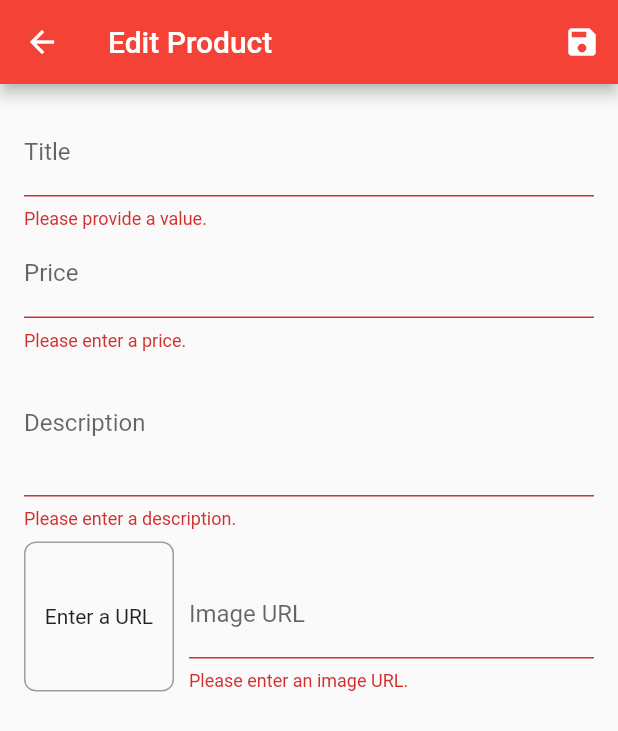
After one commit to lzahral/ShopApp, a Flutter app: the EditProductScreen screen opened by its route, after a tap on the "save" icon, on a phone screen of 412 x 824 dp. The commit adds this screen. Shown: the top 731 px of the screen. Run offline on Flutter 3.47's test engine with Material 2 defaults, Android fonts, the phone set to English and light mode, and no system bars; our stand-ins replace badges; network calls fail.

Commit message:
add useer product screen and edit screen

```diff
--- a/lib/main.dart
+++ b/lib/main.dart
@@ -2,8 +2,10 @@
 import 'package:flutter/material.dart';
 import 'package:provider/provider.dart';
 import 'package:shop_app/providers/orders.dart';
+import 'package:shop_app/screens/edit_product_screen.dart';
 
-import 'package:shop_app/screens/product_detail_screen.dart';
+import './screens/product_detail_screen.dart';
+import './screens/user_products_screen.dart';
 import './screens/products_overview_screen.dart';
 import './providers/products.dart';
 import 'providers/cart.dart';
@@ -35,6 +37,8 @@ class MyApp extends StatelessWidget {
           ProductDetailScreen.routeName: (ctx) => const ProductDetailScreen(),
           CartScreen.routeName: (ctx) => const CartScreen(),
           OrdersScreen.routeName: (ctx) => const OrdersScreen(),
+          UserProductsScreen.routeName: (ctx) => const UserProductsScreen(),
+          EditProductScreen.routeName: (ctx) => const EditProductScreen(),
         },
       ),
     );
--- a/lib/providers/cart.dart
+++ b/lib/providers/cart.dart
@@ -57,6 +57,22 @@ class Cart with ChangeNotifier {
     notifyListeners();
   }
 
+  void removeSingleItem(String productId) {
+    if (!_items.containsKey(productId)) return;
+    if (_items[productId]!.quantity > 1) {
+      _items.update(
+          productId,
+          (value) => CartItem(
+              id: value.id,
+              title: value.title,
+              price: value.price,
+              quantity: value.quantity - 1));
+    } else {
+      _items.remove(productId);
+    }
+    notifyListeners();
+  }
+
   void clear() {
     _items = {};
     notifyListeners();
--- a/lib/providers/products.dart
+++ b/lib/providers/products.dart
@@ -45,6 +45,29 @@ class Products with ChangeNotifier {
     return _items.where((prodItem) => prodItem.isFavorite).toList();
   }
 
+  void updateProduct(String id, Product editedProduct) {
+    final index = _items.indexWhere((element) => element.id == id);
+    _items[index] = editedProduct;
+    notifyListeners();
+  }
+
+  void addProduct(Product product) {
+    final newProduct = Product(
+        id: DateTime.now().microsecond.toString(),
+        title: product.title,
+        description: product.description,
+        price: product.price,
+        imageUrl: product.imageUrl);
+    _items.add(newProduct);
+    //_items.insert(0, newProduct); //at the start of list
+    notifyListeners();
+  }
+
+  void deleteProduct(String id) {
+    _items.removeWhere((element) => element.id == id);
+    notifyListeners();
+  }
+
   // void showAll() {
   //   _showFavorites = false;
   //   notifyListeners();
--- /dev/null
+++ b/lib/screens/edit_product_screen.dart
@@ -0,0 +1,267 @@
+import 'package:flutter/material.dart';
+import 'package:provider/provider.dart';
+
+import '../providers/product.dart';
+import '../providers/products.dart';
+
+class EditProductScreen extends StatefulWidget {
+  static const routeName = '/edit-product';
+
+  const EditProductScreen({super.key});
+
+  @override
+  _EditProductScreenState createState() => _EditProductScreenState();
+}
+
+class _EditProductScreenState extends State<EditProductScreen> {
+  final _priceFocusNode = FocusNode();
+  final _descriptionFocusNode = FocusNode();
+  final _imageUrlController = TextEditingController();
+  final _imageUrlFocusNode = FocusNode();
+  final _form = GlobalKey<FormState>();
+  var _editedProduct = Product(
+    id: '',
+    title: '',
+    price: 0,
+    description: '',
+    imageUrl: '',
+  );
+  var _initValues = {
+    'title': '',
+    'description': '',
+    'price': '',
+    'imageUrl': '',
+  };
+  var _isInit = true;
+
+  @override
+  void initState() {
+    _imageUrlFocusNode.addListener(_updateImageUrl);
+    super.initState();
+  }
+
+  @override
+  void didChangeDependencies() {
+    if (_isInit) {
+      final productId = ModalRoute.of(context)!.settings.arguments;
+      if (productId != null) {
+        _editedProduct = Provider.of<Products>(context, listen: false)
+            .findById(productId as String);
+        _initValues = {
+          'title': _editedProduct.title,
+          'description': _editedProduct.description,
+          'price': _editedProduct.price.toString(),
+        };
+        _imageUrlController.text = _editedProduct.imageUrl;
+      }
+    }
+    _isInit = false;
+    super.didChangeDependencies();
+  }
+
+  @override
+  void dispose() {
+    _imageUrlFocusNode.removeListener(_updateImageUrl);
+    _priceFocusNode.dispose();
+    _descriptionFocusNode.dispose();
+    _imageUrlController.dispose();
+    _imageUrlFocusNode.dispose();
+    super.dispose();
+  }
+
+  void _updateImageUrl() {
+    if (!_imageUrlFocusNode.hasFocus || _imageUrlController.text.isEmpty) {
+      if ((!_imageUrlController.text.startsWith('http') &&
+              !_imageUrlController.text.startsWith('https')) ||
+          (!_imageUrlController.text.endsWith('.png') &&
+              !_imageUrlController.text.endsWith('.jpg') &&
+              !_imageUrlController.text.endsWith('.jpeg'))) {
+        return;
+      }
+      setState(() {});
+    }
+  }
+
+  void _saveForm() {
+    final isValid = _form.currentState!.validate();
+    if (!isValid) {
+      return;
+    }
+    _form.currentState!.save();
+    if (_editedProduct.id != '') {
+      Provider.of<Products>(context, listen: false)
+          .updateProduct(_editedProduct.id, _editedProduct);
+    } else {
+      Provider.of<Products>(context, listen: false).addProduct(_editedProduct);
+    }
+    Navigator.of(context).pop();
+  }
+
+  @override
+  Widget build(BuildContext context) {
+    return Scaffold(
+      appBar: AppBar(
+        title: const Text('Edit Product'),
+        actions: <Widget>[
+          IconButton(
+            icon: const Icon(Icons.save),
+            onPressed: _saveForm,
+          ),
+        ],
+      ),
+      body: Padding(
+        padding: const EdgeInsets.all(16.0),
+        child: Form(
+          key: _form,
+          child: ListView(
+            children: <Widget>[
+              TextFormField(
+                initialValue: _initValues['title'],
+                decoration: const InputDecoration(labelText: 'Title'),
+                textInputAction: TextInputAction.next,
+                onFieldSubmitted: (_) {
+                  FocusScope.of(context).requestFocus(_priceFocusNode);
+                },
+                validator: (value) {
+                  if (value!.isEmpty) {
+                    return 'Please provide a value.';
+                  }
+                  return null;
+                },
+                onSaved: (value) {
+                  _editedProduct = Product(
+                      title: value!,
+                      price: _editedProduct.price,
+                      description: _editedProduct.description,
+                      imageUrl: _editedProduct.imageUrl,
+                      id: _editedProduct.id,
+                      isFavorite: _editedProduct.isFavorite);
+                },
+              ),
+              TextFormField(
+                initialValue: _initValues['price'],
+                decoration: const InputDecoration(labelText: 'Price'),
+                textInputAction: TextInputAction.next,
+                keyboardType: TextInputType.number,
+                focusNode: _priceFocusNode,
+                onFieldSubmitted: (_) {
+                  FocusScope.of(context).requestFocus(_descriptionFocusNode);
+                },
+                validator: (value) {
+                  if (value!.isEmpty) {
+                    return 'Please enter a price.';
+                  }
+                  if (double.tryParse(value) == null) {
+                    return 'Please enter a valid number.';
+                  }
+                  if (double.parse(value) <= 0) {
+                    return 'Please enter a number greater than zero.';
+                  }
+                  return null;
+                },
+                onSaved: (value) {
+                  _editedProduct = Product(
+                      title: _editedProduct.title,
+                      price: double.parse(value!),
+                      description: _editedProduct.description,
+                      imageUrl: _editedProduct.imageUrl,
+                      id: _editedProduct.id,
+                      isFavorite: _editedProduct.isFavorite);
+                },
+              ),
+              TextFormField(
+                initialValue: _initValues['description'],
+                decoration: const InputDecoration(labelText: 'Description'),
+                maxLines: 3,
+                keyboardType: TextInputType.multiline,
+                focusNode: _descriptionFocusNode,
+                validator: (value) {
+                  if (value!.isEmpty) {
+                    return 'Please enter a description.';
+                  }
+                  if (value.length < 10) {
+                    return 'Should be at least 10 characters long.';
+                  }
+                  return null;
+                },
+                onSaved: (value) {
+                  _editedProduct = Product(
+                    title: _editedProduct.title,
+                    price: _editedProduct.price,
+                    description: value!,
+                    imageUrl: _editedProduct.imageUrl,
+                    id: _editedProduct.id,
+                    isFavorite: _editedProduct.isFavorite,
+                  );
+                },
+              ),
+              Row(
+                crossAxisAlignment: CrossAxisAlignment.end,
+                children: <Widget>[
+                  Container(
+                    width: 100,
+                    height: 100,
+                    margin: const EdgeInsets.only(
+                      top: 8,
+                      right: 10,
+                    ),
+                    decoration: BoxDecoration(
+                      borderRadius: const BorderRadius.all(Radius.circular(8)),
+                      border: Border.all(
+                        width: 1,
+                        color: Colors.grey,
+                      ),
+                    ),
+                    child: _imageUrlController.text.isEmpty
+                        ? const Center(child: Text('Enter a URL'))
+                        : FittedBox(
+                            child: Image.network(
+                              _imageUrlController.text,
+                              fit: BoxFit.cover,
+                            ),
+                          ),
+                  ),
+                  Expanded(
+                    child: TextFormField(
+                      decoration: const InputDecoration(labelText: 'Image URL'),
+                      keyboardType: TextInputType.url,
+                      textInputAction: TextInputAction.done,
+                      controller: _imageUrlController,
+                      focusNode: _imageUrlFocusNode,
+                      onFieldSubmitted: (_) => _saveForm(),
+                      validator: (value) {
+                        if (value!.isEmpty) {
+                          return 'Please enter an image URL.';
+                        }
+                        if (!value.startsWith('http') &&
+                            !value.startsWith('https')) {
+                          return 'Please enter a valid URL.';
+                        }
+                        if (!value.endsWith('.png') &&
+                            !value.endsWith('.jpg') &&
+                            !value.endsWith('.jpeg')) {
+                          return 'Please enter a valid image URL.';
+                        }
+                        return null;
+                      },
+                      onSaved: (value) {
+                        _editedProduct = Product(
+                          title: _editedProduct.title,
+                          price: _editedProduct.price,
+                          description: _editedProduct.description,
+                          imageUrl: value!,
+                          id: _editedProduct.id,
+                          isFavorite: _editedProduct.isFavorite,
+                        );
+                      },
+                    ),
+                  ),
+                ],
+              ),
+            ],
+          ),
+        ),
+      ),
+    );
+  }
+}
--- a/lib/widgets/app_drawer.dart
+++ b/lib/widgets/app_drawer.dart
@@ -1,6 +1,7 @@
 import 'package:flutter/material.dart';
 
 import '../screens/orders_screen.dart';
+import '../screens/user_products_screen.dart';
 
 class AppDrawer extends StatelessWidget {
   const AppDrawer({super.key});
@@ -30,6 +31,15 @@ class AppDrawer extends StatelessWidget {
                   .pushReplacementNamed(OrdersScreen.routeName);
             },
           ),
+          const Divider(),
+          ListTile(
+            leading: const Icon(Icons.edit),
+            title: const Text('Manage Products'),
+            onTap: () {
+              Navigator.of(context)
+                  .pushReplacementNamed(UserProductsScreen.routeName);
+            },
+          ),
         ],
       ),
     );
```
Also changed, not shown: lib/screens/user_products_screen.dart (added, +48 -0 lines), lib/widgets/cart_item.dart (+17 -1 lines), lib/widgets/product_item.dart (+15 -5 lines), lib/widgets/user_product_item.dart (added, +42 -0 lines).
